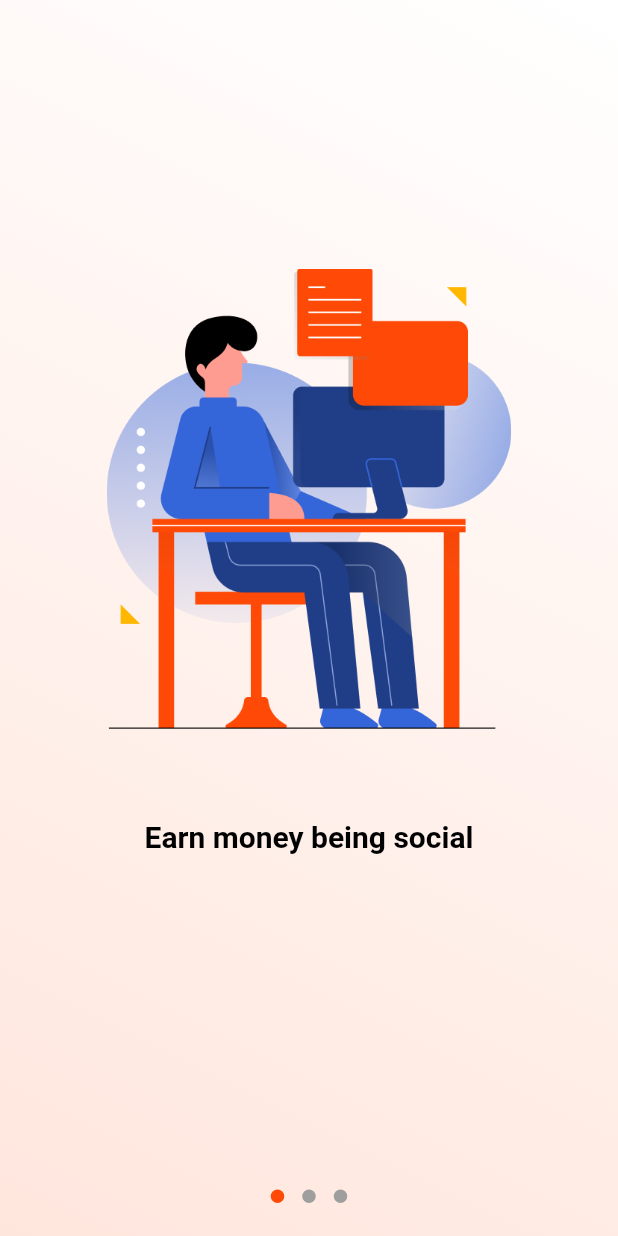
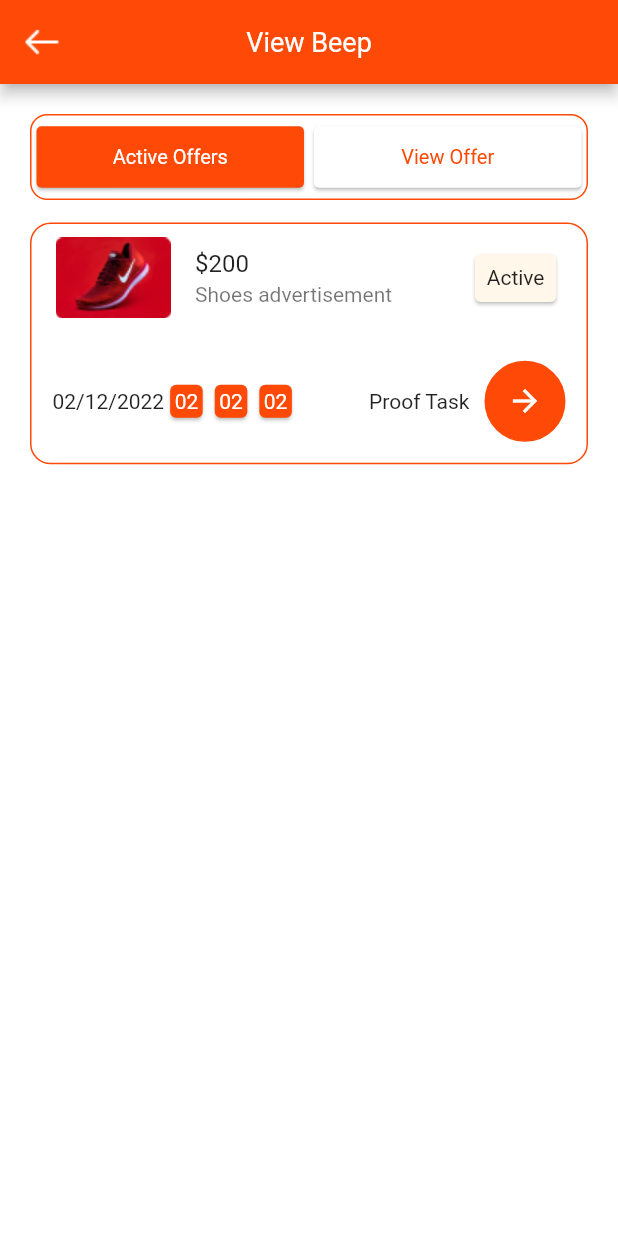
Before and after one commit to TalhaShakel/BeepMe, a Flutter app: the screen it shows after launch, on a phone screen of 412 x 824 dp. Run offline on Flutter 3.47's test engine with Material 2 defaults, Android fonts, the phone set to English and light mode, and no system bars; drawn by our look-alikes of introduction_screen; our stand-ins replace dropdown_button2, flutter_screenutil, get, velocity_x.

Commit message:
first commit

```diff
--- /dev/null
+++ b/lib/Controllers/MianController.dart
@@ -0,0 +1,32 @@
+import 'package:flutter/material.dart';
+
+import 'package:get/get.dart';
+
+class MainController extends GetxController {
+  @override
+  var count = 0;
+  increasefunc(index) {
+    count = index;
+    print(count);
+    refresh();
+  }
+
+  // bool isSelected = false;
+  String selectedSport = '';
+  tabs(isSelected) {
+    selectedSport = isSelected;
+    refresh();
+  }
+
+  bool isActive_Offers = true;
+  isActiveOffers(isAllMessage1) {
+     isActive_Offers = isAllMessage1;
+    refresh();
+  }
+
+  var index = 0;
+  followers(index1) {
+    index = index1;
+    refresh();
+  }
+}
--- a/lib/constants/route_names.dart
+++ b/lib/constants/route_names.dart
@@ -1,11 +1,11 @@
-class Routes{
+class Routes {
   static String onBoardingScreen = "/onBoardingScreen";
   static String loginWithScreen = "/LoginWithScreen";
   static String facebookLoginScreen = "/facebookLoginScreen";
   static String googleLoginScreen = "/googleLoginScreen";
   static String homeScreen = "/homeScreen";
   static String edtProfileScreen = "/editProfileScreen";
-
+  static String viewBeepScreen = "/View Beep";
 
   static String addSocialMediaScreen = "/addSocialMediaScreen";
   static String beepOfferScreen = "/beepOfferScreen";
--- a/lib/constants/string_constants.dart
+++ b/lib/constants/string_constants.dart
@@ -1,4 +1,7 @@
 class StringConstants {
+//
+  static const String strViewBeep = "View Beep";
+
   static const String splashScreenTitle = "BeepMe";
   static const String splashScreenVersion = "v2.1.0";
 
--- a/lib/main.dart
+++ b/lib/main.dart
@@ -1,5 +1,6 @@
 import 'package:beep_me/constants/color_constants.dart';
 import 'package:beep_me/constants/route_names.dart';
+import 'package:beep_me/screens/View_/Viewbeepscreen.dart';
 import 'package:beep_me/screens/facebook_login/facebook_login_screen.dart';
 import 'package:beep_me/screens/google_login/google_login_screen.dart';
 import 'package:beep_me/screens/home/home_screen.dart';
@@ -15,6 +16,7 @@ import 'package:beep_me/screens/prof_screen/searched_prof_screen.dart';
 import 'package:beep_me/screens/search/search_screen.dart';
 import 'package:beep_me/screens/splash/splash_screen.dart';
 import 'package:flutter/material.dart';
+import 'package:flutter_screenutil/flutter_screenutil.dart';
 import 'package:get/get.dart';
 
 void main() {
@@ -27,6 +29,11 @@ class MyApp extends StatelessWidget {
     // SystemChrome.setSystemUIOverlayStyle(SystemUiOverlayStyle(
     //   statusBarColor: Colors.white, //or set color with: Color(0xFF0000FF)
     // ));
+    return ScreenUtilInit(
+        designSize: const Size(360, 690),
+        minTextAdapt: true,
+        splitScreenMode: true,
+        builder: (context, child) {
           return GetMaterialApp(
             debugShowCheckedModeBanner: false,
             theme: ThemeData(
@@ -35,22 +42,27 @@ class MyApp extends StatelessWidget {
             //home: const SplashScreen(),
             initialRoute: "/",
             routes: {
-        '/': (context) => const SplashScreen(),
+              '/': (context) => const ViewBeep(),
               Routes.onBoardingScreen: (context) => const OnBoardingScreen(),
               Routes.loginWithScreen: (context) => const LoginWithScreen(),
-        Routes.facebookLoginScreen: (context) => const FacebookLoginScreen(),
+              Routes.facebookLoginScreen: (context) =>
+                  const FacebookLoginScreen(),
               Routes.googleLoginScreen: (context) => const GoogleLoginScreen(),
               Routes.homeScreen: (context) => const HomeScreen(),
               Routes.edtProfileScreen: (context) => const EditProfileScreen(),
-        Routes.addSocialMediaScreen: (context) => const AddSocialMediaScreen(),
+              Routes.addSocialMediaScreen: (context) =>
+                  const AddSocialMediaScreen(),
               Routes.beepOfferScreen: (context) => const BeepOfferScreen(),
               Routes.searchScreen: (context) => const SearchScreen(),
-        Routes.searchedProfScreen: (context) => const SearchedProfileScreen(),
+              Routes.searchedProfScreen: (context) =>
+                  const SearchedProfileScreen(),
               Routes.mainProfileScreen: (context) => const MainProfileScreen(),
               Routes.paymentMethodSelectionScreen: (context) =>
                   const PaymentMethodSelectionScreen(),
-        Routes.stripePaymentScreen: (context) => const StripePaymentScreen(),
+              Routes.stripePaymentScreen: (context) =>
+                  const StripePaymentScreen(),
             },
           );
+        });
   }
 }
--- /dev/null
+++ b/lib/screens/View_/Viewbeepscreen.dart
@@ -0,0 +1,205 @@
+import 'package:flutter/material.dart';
+import 'package:flutter_screenutil/flutter_screenutil.dart';
+import 'package:get/get.dart';
+import 'package:get/get_core/src/get_main.dart';
+import 'package:velocity_x/velocity_x.dart';
+
+import '../../Controllers/MianController.dart';
+import '../../constants/app_constants.dart';
+import '../../constants/color_constants.dart';
+import '../../constants/string_constants.dart';
+import '../../ui_utils/image_files.dart';
+import '../../ui_utils/image_utils.dart';
+import '../../ui_utils/text_utils.dart';
+
+class ViewBeep extends StatelessWidget {
+  const ViewBeep({super.key});
+
+  @override
+  Widget build(BuildContext context) {
+    var controller = Get.put(MainController());
+
+    return Scaffold(
+      resizeToAvoidBottomInset: true,
+      backgroundColor: ColorConstants.whiteColor,
+      appBar: AppBar(
+        backgroundColor: ColorConstants.primaryDarkColor,
+        centerTitle: true,
+        leading: ImageUtils.buildImage(ImageFiles.edtProfBackArrow, 24, 24),
+        title: TextUtils.getText(StringConstants.strViewBeep, 18,
+            AppConstants.robotoRegularFont, Colors.white),
+      ),
+      body: Padding(
+        padding: EdgeInsets.all(20),
+        child: GetBuilder<MainController>(builder: (controller) {
+          return Column(
+            children: [
+              Container(
+                height: 48.h,
+                width: 388.w,
+                decoration: BoxDecoration(
+                    border: Border.all(color: ColorConstants.primaryDarkColor),
+                    borderRadius: BorderRadius.circular(10.r)),
+                child: FittedBox(
+                  child: Row(
+                    mainAxisAlignment: MainAxisAlignment.center,
+                    children: [
+                      GestureDetector(
+                        onTap: () {
+                          controller.isActiveOffers(true);
+                        },
+                        child: Container(
+                          height: 48.h,
+                          width: 194.w,
+                          child: Card(
+                            color: controller.isActive_Offers
+                                ? ColorConstants.primaryDarkColor
+                                : Vx.white,
+                            child: Center(
+                              child: "Active Offers"
+                                  .text
+                                  .color(controller.isActive_Offers
+                                      ? Vx.white
+                                      : ColorConstants.primaryDarkColor)
+                                  .size(14.sp)
+                                  .make(),
+                            ),
+                          ),
+                        ),
+                      ),
+                      GestureDetector(
+                        onTap: () {
+                          controller.isActiveOffers(false);
+                        },
+                        child: Container(
+                          height: 48.h,
+                          width: 194.w,
+                          child: Card(
+                              color: controller.isActive_Offers == false
+                                  ? ColorConstants.primaryDarkColor
+                                  : Vx.white,
+                              child: Center(
+                                child: "View Offer"
+                                    .text
+                                    .center
+                                    .color(controller.isActive_Offers == false
+                                        ? Vx.white
+                                        : ColorConstants.primaryDarkColor)
+                                    .size(14.sp)
+                                    .make(),
+                              )),
+                        ),
+                      ),
+                    ],
+                  ),
+                ),
+              ),
+              15.heightBox,
+              controller.isActive_Offers ? activeoffer() : viewOffer()
+            ],
+          );
+        }),
+      ),
+    );
+  }
+
+  Container activeoffer() {
+    return Container(
+      height: 135.h,
+      width: 388.w,
+      decoration: BoxDecoration(
+          border: Border.all(color: ColorConstants.primaryDarkColor),
+          borderRadius: BorderRadius.circular(12.r)),
+      child: Column(
+        mainAxisAlignment: MainAxisAlignment.spaceBetween,
+        children: [
+          ListTile(
+            title: "\$200".text.make(),
+            subtitle: "Shoes advertisement".text.make(),
+            leading: Image.asset("assets/Rectangle 127.png"),
+            trailing: Card(
+                color: Vx.hexToColor("#FFF7E9"),
+                child: Padding(
+                  padding: const EdgeInsets.all(8.0),
+                  child: "Active".text.make(),
+                )),
+          ),
+          Padding(
+            padding: const EdgeInsets.all(14.0),
+            child: Row(
+              children: [
+                "02/12/2022".text.make(),
+                Card(
+                    color: ColorConstants.primaryDarkColor,
+                    child: Padding(
+                      padding: const EdgeInsets.all(3.0),
+                      child: "02".text.white.make(),
+                    )),
+                Card(
+                    color: ColorConstants.primaryDarkColor,
+                    child: Padding(
+                      padding: const EdgeInsets.all(3.0),
+                      child: "02".text.white.make(),
+                    )),
+                Card(
+                    color: ColorConstants.primaryDarkColor,
+                    child: Padding(
+                      padding: const EdgeInsets.all(3.0),
+                      child: "02".text.white.make(),
+                    )),
+                Spacer(),
+                "Proof Task".text.make(),
+                10.widthBox,
+                Container(
+                    decoration: BoxDecoration(
+                        color: ColorConstants.primaryDarkColor,
+                        border:
+                            Border.all(color: ColorConstants.primaryDarkColor),
+                        borderRadius: BorderRadius.circular(100.r)),
+                    child: Padding(
+                      padding: const EdgeInsets.all(14.0),
+                      child: Icon(
+                        Icons.arrow_forward,
+                        color: Colors.white,
+                      ),
+                    ))
+              ],
+            ),
+          ),
+        ],
+      ),
+    );
+  }
+
+  Container viewOffer() {
+    return Container(
+      height: 135.h,
+      width: 388.w,
+      decoration: BoxDecoration(
+          border: Border.all(color: ColorConstants.primaryDarkColor),
+          borderRadius: BorderRadius.circular(12.r)),
+      child: Column(
+        mainAxisAlignment: MainAxisAlignment.spaceBetween,
+        children: [
+          ListTile(
+            title: "\$200".text.make(),
+            subtitle: "Shoes advertisement".text.make(),
+            leading: Image.asset("assets/Rectangle 127.png"),
+          ),
+          Padding(
+            padding: const EdgeInsets.all(14.0),
+            child: Row(
+              children: [
+                "02/12/2022".text.make(),
+                Spacer(),
+                "Duration".text.make(),
+                10.widthBox,
+                "20 Days".text.make(),
+              ],
+            ),
+          ),
+        ],
+      ),
+    );
+  }
+}
--- /dev/null
+++ b/lib/screens/View_/ViweProve.dart
@@ -0,0 +1,16 @@
+import 'package:flutter/material.dart';
+
+class ViewProve extends StatelessWidget {
+  const ViewProve({super.key});
+
+  @override
+  Widget build(BuildContext context) {
+    return Scaffold(
+      body: Column(
+        children: [
+
+        ],
+      ),
+    );
+  }
+}
--- a/lib/screens/home/home_screen.dart
+++ b/lib/screens/home/home_screen.dart
@@ -5,7 +5,10 @@ import 'package:beep_me/ui_utils/image_files.dart';
 import 'package:beep_me/ui_utils/image_utils.dart';
 import 'package:beep_me/ui_utils/text_utils.dart';
 import 'package:flutter/material.dart';
+import 'package:get/get.dart';
+import 'package:get/get_core/src/get_main.dart';
 
+import '../../Controllers/MianController.dart';
 import '../../constants/app_constants.dart';
 import '../../constants/route_names.dart';
 
@@ -29,6 +32,7 @@ class HomeScreenState extends State<HomeScreen> {
 
   @override
   Widget build(BuildContext context) {
+    var controller = Get.put(MainController());
     return Scaffold(
       resizeToAvoidBottomInset: false,
       backgroundColor: ColorConstants.whiteColor,
--- a/pubspec.yaml
+++ b/pubspec.yaml
@@ -40,6 +40,7 @@ dependencies:
   dropdown_button2: ^1.8.2
   get: ^4.6.5
   velocity_x: ^3.6.0
+  flutter_screenutil: ^5.6.0
 
 dev_dependencies:
   flutter_test:
@@ -51,6 +52,8 @@ dev_dependencies:
   # package. See that file for information about deactivating specific lint
   # rules and activating additional ones.
   flutter_lints: ^2.0.0
+
+
 
 
 
@@ -84,6 +87,7 @@ flutter:
 
   # To add assets to your application, add an assets section, like this:
   assets:
+    - assets/
     - assets/images/onboarding_screen/
     - assets/images/login_screen/
     - assets/images/facebook_login_screen/
```
Also changed, not shown: assets/Rectangle 127.png (added), lib/screens/View_/Viwbeepscreen.dart (deleted), pubspec.lock. Lines whose indentation alone changed are shown as unchanged.
